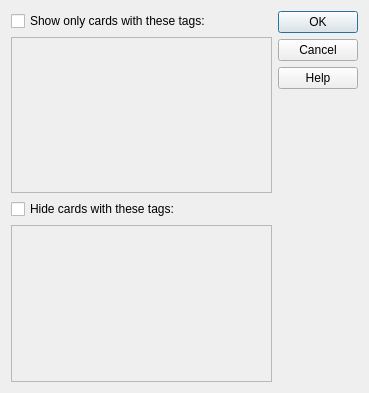
Above: designer/activetags.ui from ankitects/anki before the change. Below: the same form after it.
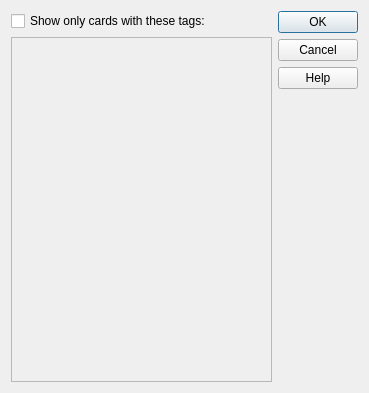
That is the form after the change.

Commit message: remove inactive tags from dialogs

What changed in the file:
```diff
--- a/designer/activetags.ui
+++ b/designer/activetags.ui
@@ -35,23 +35,6 @@
          </property>
         </widget>
        </item>
-       <item>
-        <widget class="QCheckBox" name="inactiveCheck">
-         <property name="text">
-          <string>Hide cards with these tags:</string>
-         </property>
-        </widget>
-       </item>
-       <item>
-        <widget class="QListWidget" name="inactiveList">
-         <property name="enabled">
-          <bool>false</bool>
-         </property>
-         <property name="selectionMode">
-          <enum>QAbstractItemView::MultiSelection</enum>
-         </property>
-        </widget>
-       </item>
       </layout>
      </item>
      <item>
```
Left out of the diff: 16 changed lines with no effect on the pictures. The commit also changes 2 other files.
